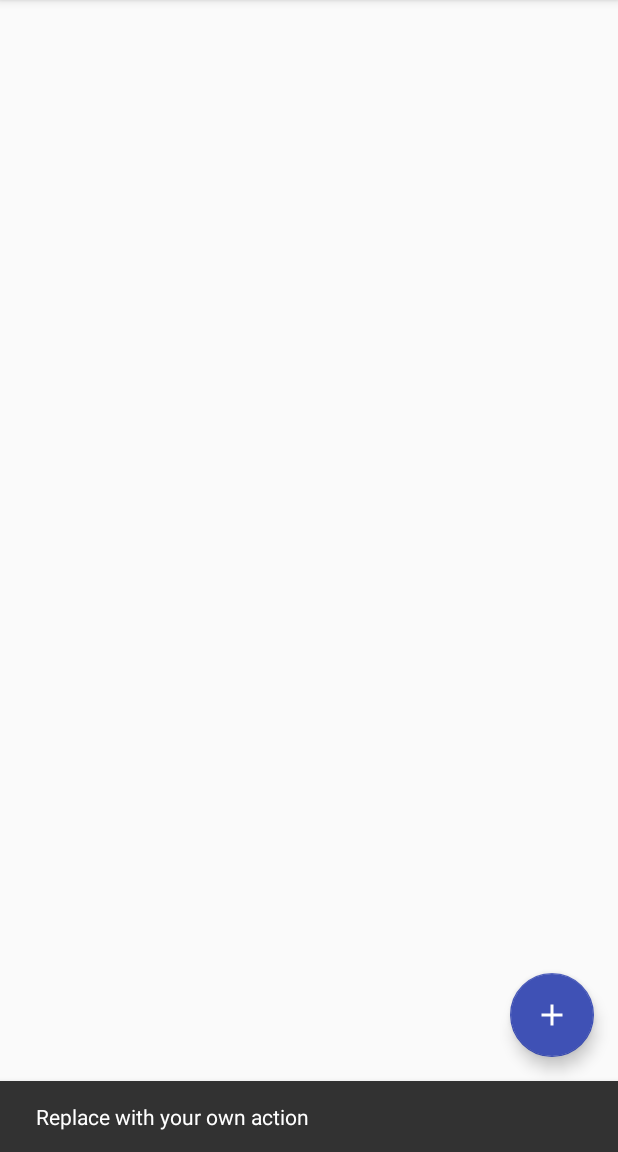
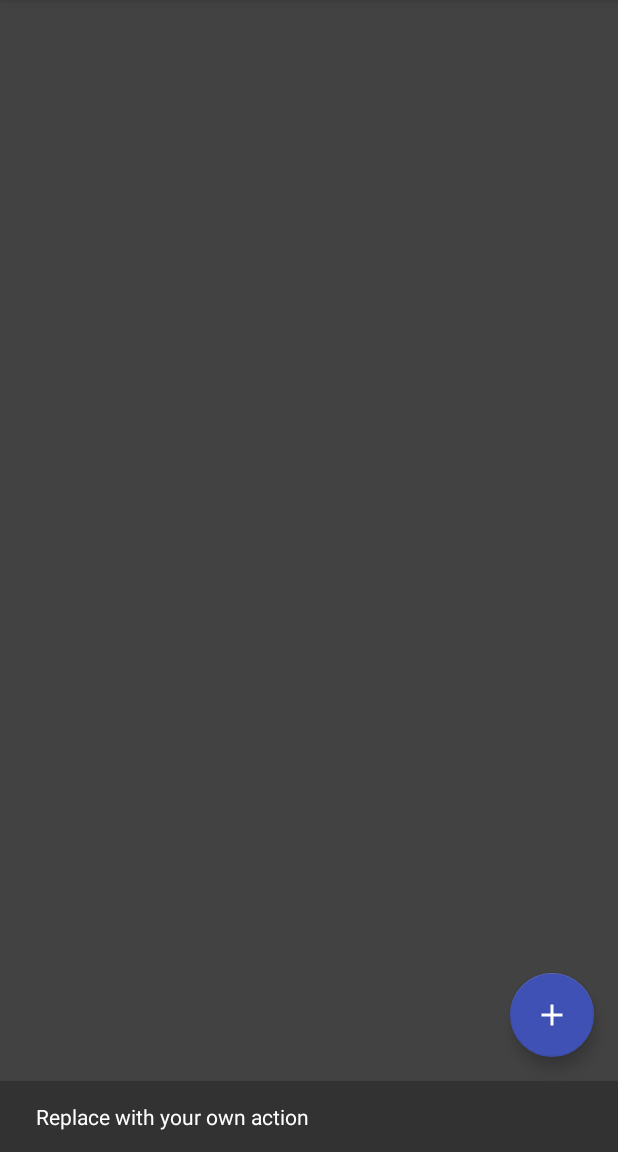
Before and after one commit to CypherpunkArmory/UserLAnd, an Android app: the screen it shows after launch (RootFsListActivity), after a tap on an icon or button, on a phone screen of 412 x 824 dp, the part 84-1236 px from its top. Run offline under Robolectric (Android 15) with nearby library versions, the phone set to English and light mode, and no system bars.

Commit message:
Correct coloring.

```diff
--- a/app/src/main/res/layout/activity_root_fs_list.xml
+++ b/app/src/main/res/layout/activity_root_fs_list.xml
@@ -4,6 +4,7 @@
     xmlns:tools="http://schemas.android.com/tools"
     android:layout_width="match_parent"
     android:layout_height="match_parent"
+    android:background="@color/colorPrimaryDark"
     tools:context=".RootFsListActivity">
 
     <android.support.design.widget.AppBarLayout
@@ -20,6 +21,11 @@
 
     </android.support.design.widget.AppBarLayout>
 
+    <android.support.v7.widget.RecyclerView
+        android:id="@+id/root_fs_list"
+        android:layout_width="fill_parent"
+        android:layout_height="fill_parent" />
+
     <android.support.design.widget.FloatingActionButton
         android:id="@+id/fab"
         android:layout_width="wrap_content"
@@ -28,4 +34,4 @@
         android:layout_margin="@dimen/fab_margin"
         android:src="@drawable/ic_add_white_24dp" />
 
-</android.support.design.widget.CoordinatorLayout>
+</android.support.design.widget.CoordinatorLayout >
```
Also changed, not shown: app/src/main/res/layout/activity_settings.xml (+8 -6 lines).
